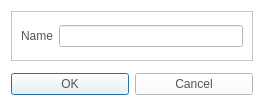
The window that CaX/dialog/inputnamedialog.ui (fsest4u/CaX_03) describes before a commit, drawn with Qt 5.
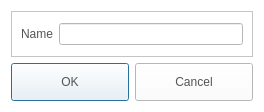
The same window after the commit. Icons and pictures are not drawn.

What changed in the file:
```diff
--- a/CaX/dialog/inputnamedialog.ui
+++ b/CaX/dialog/inputnamedialog.ui
@@ -62,15 +62,16 @@
      <property name="minimumSize">
       <size>
        <width>0</width>
-       <height>34</height>
+       <height>0</height>
       </size>
      </property>
      <property name="styleSheet">
       <string notr="true">QPushButton
 {
-  border-image: url(&quot;:/resource/audiocd-popup-btn110-ok-n.png&quot;);
-width: 110px;
-color: rgb(84, 84, 84)
+	border-image: url(&quot;:/resource/audiocd-popup-btn110-ok-n.png&quot;);
+	width: 110px;
+	height: 30px;
+	color: rgb(84, 84, 84)
 }
 
 QPushButton:hover
```
Left out of the diff: 7 changed lines with no effect on the pictures.
